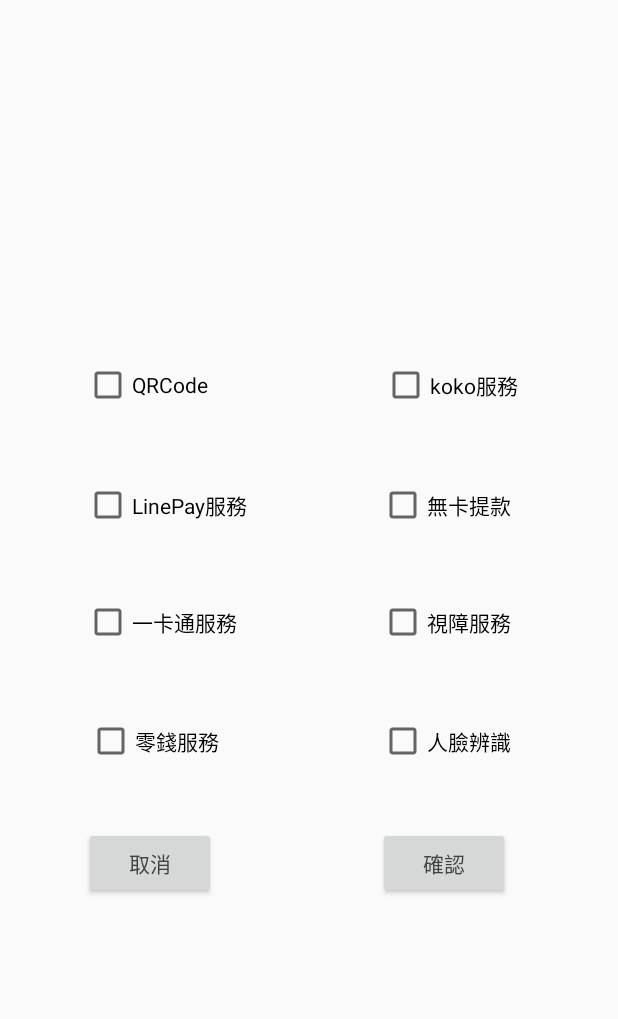
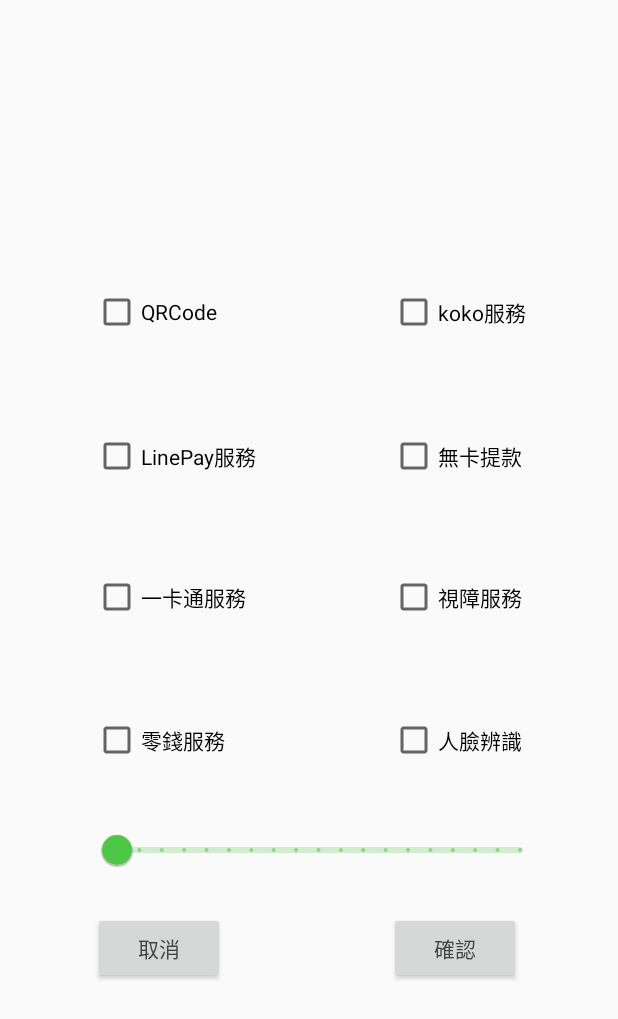
Before and after one commit to CHIUWEINING/CathayProject, an Android app: the layout filter_dialog_atm.xml on its own in the app's theme, with its tools: preview values and no code run, on a phone screen of 412 x 824 dp. Shown: the top 1019 px of the screen. Run offline under Robolectric (Android 15) with nearby library versions, the phone set to English and light mode, and no system bars.

Commit message:
filterComplete

```diff
--- a/CathayProject/Try/app/src/main/java/com/example/atry/contract/ContractMap.kt
+++ b/CathayProject/Try/app/src/main/java/com/example/atry/contract/ContractMap.kt
@@ -1,11 +1,15 @@
 package com.example.atry.contract
 
 import com.example.atry.atm.AtmItem
+import com.example.atry.atm.AtmRequest
+import com.example.atry.branch.BrRequest
 import com.example.atry.branch.branchItem
 
 interface ContractMap {
     interface IPresenter2{
         fun getDataSimple(serviceSelect:String?,lng:Double,lat:Double)
+        fun getDataBr(brRequest: BrRequest)
+        fun getDataAtm(atmRequest: AtmRequest)
     }
     interface IView2{
         //fun onSuccessBr(responseBody:MutableList<branchItem>)
--- a/CathayProject/Try/app/src/main/res/layout/filter_dialog_atm.xml
+++ b/CathayProject/Try/app/src/main/res/layout/filter_dialog_atm.xml
@@ -4,125 +4,159 @@
     xmlns:tools="http://schemas.android.com/tools"
     android:layout_width="match_parent"
     android:layout_height="wrap_content"
-    android:layout_gravity="center">
+    android:layout_gravity="center"
+    android:theme="@style/MaterialComponent">
+
+    <com.google.android.material.slider.Slider
+        android:id="@+id/slider"
+        android:layout_width="0dp"
+        android:layout_height="wrap_content"
+        android:stepSize="0.5"
+        android:valueFrom="1"
+        android:valueTo="10"
+        app:layout_constraintEnd_toStartOf="@+id/guideline24"
+        app:layout_constraintStart_toStartOf="@+id/guideline15"
+        app:layout_constraintTop_toTopOf="@+id/guideline22">
+    </com.google.android.material.slider.Slider>
 
     <Button
         android:id="@+id/Sure"
         android:layout_width="wrap_content"
         android:layout_height="wrap_content"
-        android:layout_marginStart="252dp"
-        android:layout_marginTop="41dp"
-        android:layout_marginEnd="71dp"
+        android:layout_marginEnd="64dp"
         android:layout_marginBottom="40dp"
         android:text="確認"
         android:textColor="#424242"
         app:layout_constraintBottom_toBottomOf="parent"
         app:layout_constraintEnd_toEndOf="parent"
         app:layout_constraintHorizontal_bias="0.0"
-        app:layout_constraintStart_toStartOf="parent"
-        app:layout_constraintTop_toBottomOf="@+id/face" />
+        app:layout_constraintStart_toStartOf="@+id/guideline16"
+        app:layout_constraintTop_toTopOf="@+id/guideline19" />
 
     <CheckBox
-        android:id="@+id/NoCard"
+        android:id="@+id/cardLess"
         android:layout_width="wrap_content"
         android:layout_height="wrap_content"
-        android:layout_marginStart="98dp"
         android:layout_marginTop="48dp"
-        android:layout_marginEnd="71dp"
+        android:layout_marginEnd="64dp"
         android:text="無卡提款"
         app:layout_constraintEnd_toEndOf="parent"
-        app:layout_constraintHorizontal_bias="1.0"
-        app:layout_constraintStart_toEndOf="@+id/Line"
+        app:layout_constraintStart_toStartOf="@+id/guideline16"
         app:layout_constraintTop_toBottomOf="@+id/koko" />
 
     <Button
         android:id="@+id/Cancel"
         android:layout_width="wrap_content"
         android:layout_height="wrap_content"
-        android:layout_marginStart="56dp"
-        android:layout_marginTop="41dp"
         android:layout_marginBottom="40dp"
         android:text="取消"
         android:textColor="#424242"
         app:layout_constraintBottom_toBottomOf="parent"
-        app:layout_constraintStart_toStartOf="parent"
-        app:layout_constraintTop_toBottomOf="@+id/Change" />
+        app:layout_constraintStart_toStartOf="@+id/guideline15"
+        app:layout_constraintTop_toTopOf="@+id/guideline19" />
 
     <CheckBox
         android:id="@+id/QRCode"
         android:layout_width="wrap_content"
         android:layout_height="wrap_content"
-        android:layout_marginStart="56dp"
         android:layout_marginTop="56dp"
         android:text="QRCode"
-        app:layout_constraintStart_toStartOf="parent"
+        app:layout_constraintStart_toStartOf="@+id/guideline15"
         app:layout_constraintTop_toTopOf="parent" />
 
     <CheckBox
-        android:id="@+id/OneCard"
+        android:id="@+id/iPass"
         android:layout_width="wrap_content"
         android:layout_height="wrap_content"
-        android:layout_marginStart="56dp"
         android:layout_marginTop="46dp"
         android:text="一卡通服務"
-        app:layout_constraintStart_toStartOf="parent"
+        app:layout_constraintStart_toStartOf="@+id/guideline15"
         app:layout_constraintTop_toBottomOf="@+id/Line" />
 
     <CheckBox
-        android:id="@+id/eye"
+        android:id="@+id/visionImpaired"
         android:layout_width="wrap_content"
         android:layout_height="wrap_content"
-        android:layout_marginStart="94dp"
         android:layout_marginTop="46dp"
-        android:layout_marginEnd="71dp"
+        android:layout_marginEnd="64dp"
         android:text="視障服務"
         app:layout_constraintEnd_toEndOf="parent"
-        app:layout_constraintStart_toEndOf="@+id/OneCard"
-        app:layout_constraintTop_toBottomOf="@+id/NoCard" />
+        app:layout_constraintStart_toStartOf="@+id/guideline16"
+        app:layout_constraintTop_toBottomOf="@+id/cardLess" />
 
     <CheckBox
-        android:id="@+id/Change"
+        android:id="@+id/Coin"
         android:layout_width="wrap_content"
         android:layout_height="wrap_content"
-        android:layout_marginStart="58dp"
         android:layout_marginTop="47dp"
         android:text="零錢服務"
-        app:layout_constraintStart_toStartOf="parent"
-        app:layout_constraintTop_toBottomOf="@+id/OneCard" />
+        app:layout_constraintStart_toStartOf="@+id/guideline15"
+        app:layout_constraintTop_toBottomOf="@+id/iPass" />
 
     <CheckBox
         android:id="@+id/face"
         android:layout_width="wrap_content"
         android:layout_height="wrap_content"
-        android:layout_marginStart="106dp"
         android:layout_marginTop="47dp"
-        android:layout_marginEnd="71dp"
+        android:layout_marginEnd="64dp"
         android:text="人臉辨識"
         app:layout_constraintEnd_toEndOf="parent"
-        app:layout_constraintStart_toEndOf="@+id/Change"
-        app:layout_constraintTop_toBottomOf="@+id/eye" />
+        app:layout_constraintStart_toStartOf="@+id/guideline16"
+        app:layout_constraintTop_toBottomOf="@+id/visionImpaired" />
 
     <CheckBox
         android:id="@+id/koko"
         android:layout_width="wrap_content"
         android:layout_height="wrap_content"
-        android:layout_marginStart="116dp"
         android:layout_marginTop="56dp"
-        android:layout_marginEnd="52dp"
+        android:layout_marginEnd="61dp"
         android:text="koko服務"
         app:layout_constraintEnd_toEndOf="parent"
-        app:layout_constraintHorizontal_bias="0.0"
-        app:layout_constraintStart_toEndOf="@+id/QRCode"
+        app:layout_constraintStart_toStartOf="@+id/guideline16"
         app:layout_constraintTop_toTopOf="parent" />
 
     <CheckBox
         android:id="@+id/Line"
         android:layout_width="wrap_content"
         android:layout_height="wrap_content"
-        android:layout_marginStart="56dp"
         android:layout_marginTop="48dp"
         android:text="LinePay服務"
-        app:layout_constraintStart_toStartOf="parent"
+        app:layout_constraintStart_toStartOf="@+id/guideline15"
         app:layout_constraintTop_toBottomOf="@+id/QRCode" />
 
+    <androidx.constraintlayout.widget.Guideline
+        android:id="@+id/guideline15"
+        android:layout_width="wrap_content"
+        android:layout_height="wrap_content"
+        android:orientation="vertical"
+        app:layout_constraintGuide_percent="0.15" />
+
+    <androidx.constraintlayout.widget.Guideline
+        android:id="@+id/guideline16"
+        android:layout_width="wrap_content"
+        android:layout_height="wrap_content"
+        android:orientation="vertical"
+        app:layout_constraintGuide_percent="0.63" />
+
+    <androidx.constraintlayout.widget.Guideline
+        android:id="@+id/guideline19"
+        android:layout_width="wrap_content"
+        android:layout_height="wrap_content"
+        android:orientation="horizontal"
+        app:layout_constraintGuide_begin="480dp" />
+
+    <androidx.constraintlayout.widget.Guideline
+        android:id="@+id/guideline22"
+        android:layout_width="wrap_content"
+        android:layout_height="wrap_content"
+        android:orientation="horizontal"
+        app:layout_constraintGuide_begin="415dp" />
+
+    <androidx.constraintlayout.widget.Guideline
+        android:id="@+id/guideline24"
+        android:layout_width="wrap_content"
+        android:layout_height="wrap_content"
+        android:orientation="vertical"
+        app:layout_constraintGuide_percent="0.88" />
+
 </androidx.constraintlayout.widget.ConstraintLayout>
--- a/CathayProject/Try/app/src/main/res/values/themes.xml
+++ b/CathayProject/Try/app/src/main/res/values/themes.xml
@@ -19,7 +19,7 @@
         <item name="colorPrimaryVariant">#0b8900</item>
         <item name="colorOnPrimary">@color/white</item>
         <!-- Secondary brand color. -->
-        <item name="colorSecondary">@color/teal_200</item>
+        <item name="colorSecondary">#479744</item>
         <item name="colorSecondaryVariant">@color/teal_700</item>
         <item name="colorOnSecondary">@color/black</item>
         <!-- Status bar color. -->
```
Also changed, not shown: CathayProject/Try/app/src/main/java/com/example/atry/Map.kt (+118 -56 lines), CathayProject/Try/app/src/main/java/com/example/atry/filterDialog/FilterDialogAtm.kt (+25 -23 lines), CathayProject/Try/app/src/main/java/com/example/atry/filterDialog/FilterDialogBank.kt (+10 -6 lines), CathayProject/Try/app/src/main/java/com/example/atry/presenter/PresenterMap.kt (+51 -0 lines), CathayProject/Try/app/src/main/res/layout/activity_map.xml (+31 -20 lines), CathayProject/Try/app/src/main/res/layout/filter_dialog_bank.xml (+58 -19 lines).
